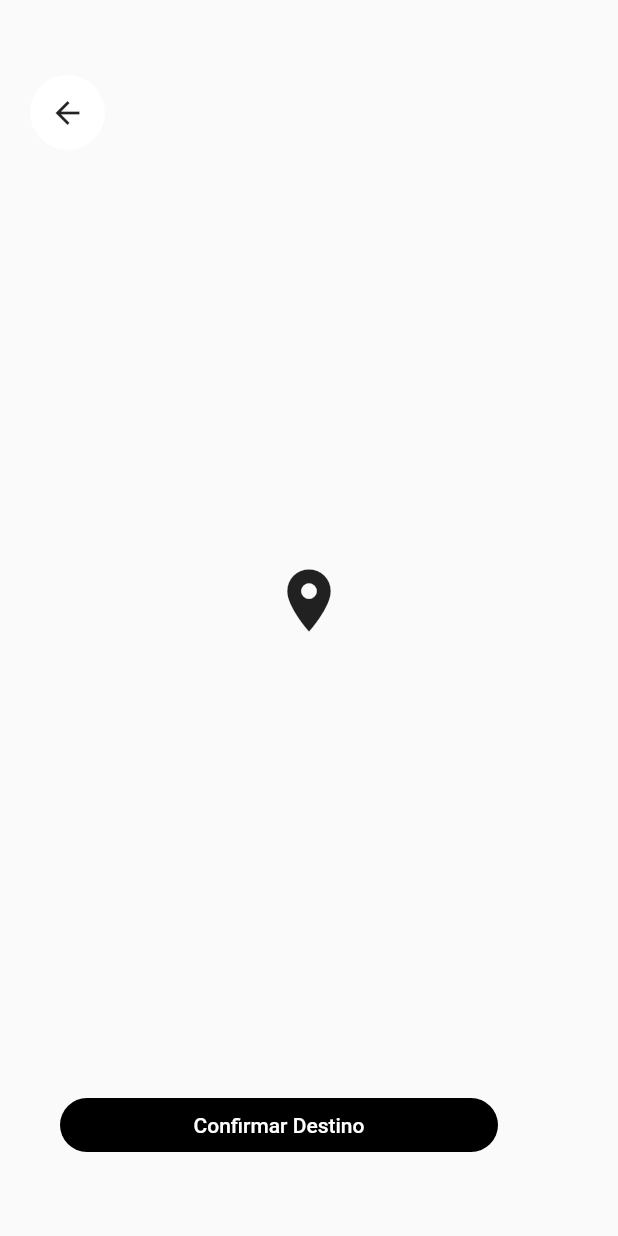
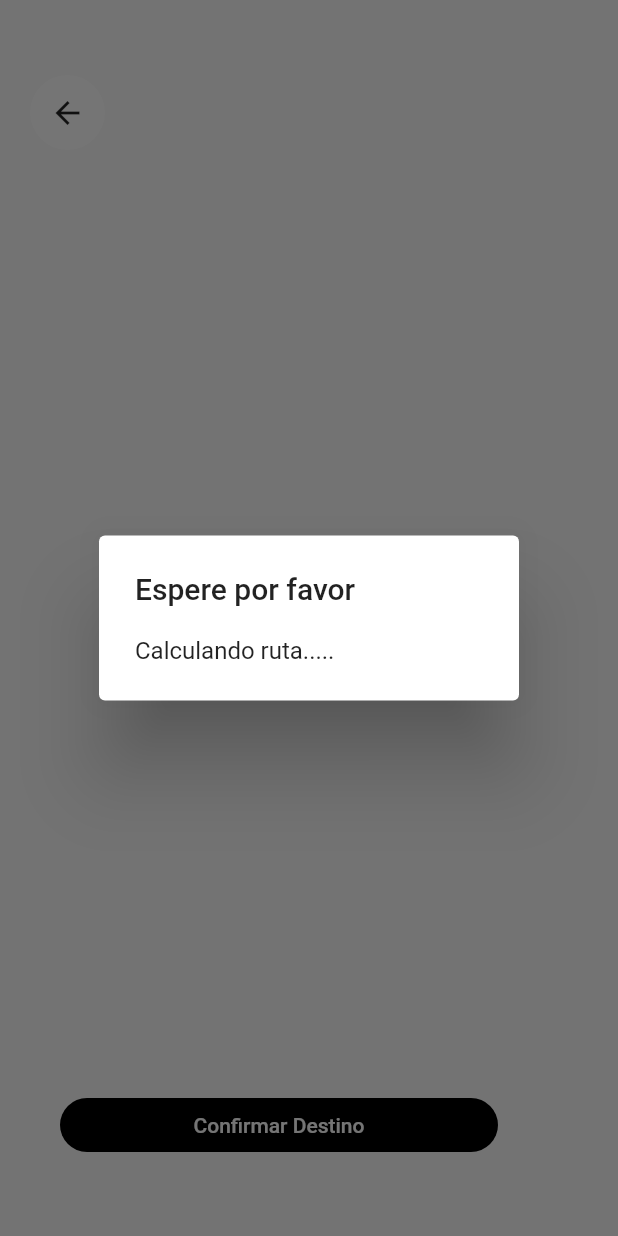
Before and after one commit to erneyvargas/Rutas_APP, a Flutter app: the _BuildMarcadorManual widget shown alone on an empty page, opened directly, after a tap on "Confirmar Destino", on a phone screen of 412 x 824 dp. Run offline on Flutter 3.47's test engine with Material 2 defaults, Android fonts, the phone set to English and light mode, and no system bars; our stand-ins replace animate_do, bloc, dio, flutter_bloc, geolocator, google_maps_flutter and 1 more.

Commit message:
Mostrar mensaje de espera

```diff
--- /dev/null
+++ b/lib/helpers/calculando_alerta.dart
@@ -0,0 +1,21 @@
+part of 'helpers.dart';
+
+void calculandoAlerta(BuildContext context) {
+  if (Platform.isAndroid) {
+    showDialog(
+      context: context,
+      builder: (context) => AlertDialog(
+        title: Text("Espere por favor"),
+        content: Text("Calculando ruta....."),
+      ),
+    );
+  } else {
+    showCupertinoDialog(
+      context: context,
+      builder: (context) => CupertinoAlertDialog(
+        title: Text("Espere por favor"),
+        content: CupertinoActivityIndicator(),
+      ),
+    );
+  }
+}
--- a/lib/helpers/helpers.dart
+++ b/lib/helpers/helpers.dart
@@ -1,4 +1,8 @@
 // pagina para tener las importaciones de los helpers
+import 'dart:io';
+
 import 'package:flutter/cupertino.dart';
+import 'package:flutter/material.dart';
 
 part 'navegar_fadein.dart';
+part 'calculando_alerta.dart';
--- a/lib/widgets/marcador_manual.dart
+++ b/lib/widgets/marcador_manual.dart
@@ -75,6 +75,7 @@ class _BuildMarcadorManual extends StatelessWidget {
   }
 
   void caclularDestino(BuildContext context) async {
+    calculandoAlerta(context);
     final mapaBloc = context.read<MapaBloc>();
     final trafficService = new TrafficService();
     final inicio = context.read<MiUbicacionBloc>().state.ubicacion;
@@ -94,6 +95,8 @@ class _BuildMarcadorManual extends StatelessWidget {
         .toList();
 
     mapaBloc.add(OnCrearRutaInicioDestino(rutasCoords, distancia, duracion));
-    //final duracion = trafficResponse.
+    Navigator.of(context).pop();
+    // Desactivar el boton confirmar Destino
+    context.read<BusquedaBloc>().add(OnDesactivarMarcadorManual());
   }
 }
--- a/lib/widgets/widgets.dart
+++ b/lib/widgets/widgets.dart
@@ -8,6 +8,7 @@ import 'package:google_maps_flutter/google_maps_flutter.dart';
 import 'package:rutas_app/bloc/busqueda/busqueda_bloc.dart';
 import 'package:rutas_app/bloc/mapa/mapa_bloc.dart';
 import 'package:rutas_app/bloc/mi_ubicacion/mi_ubicacion_bloc.dart';
+import 'package:rutas_app/helpers/helpers.dart';
 import 'package:rutas_app/models/search_result.dart';
 import 'package:rutas_app/search/search_destination.dart';
 import 'package:rutas_app/services/traffic_service.dart';
```
